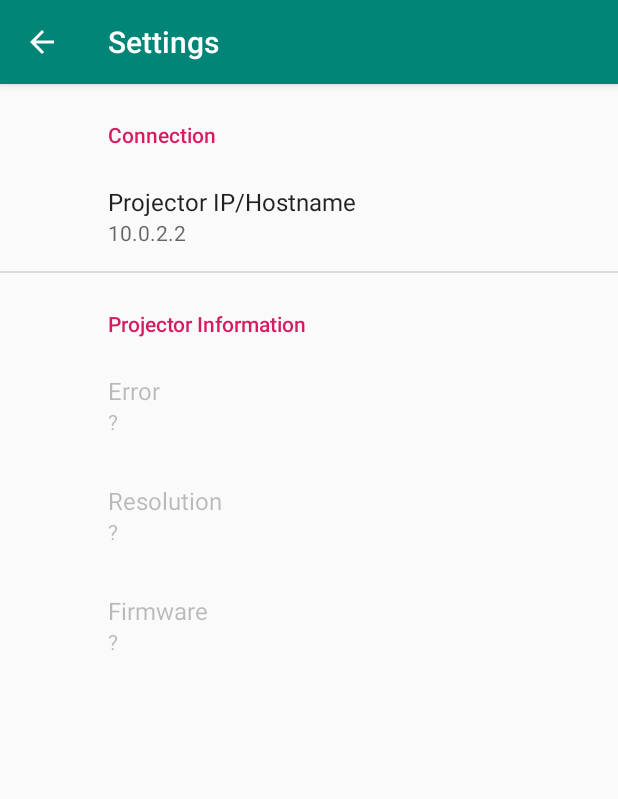
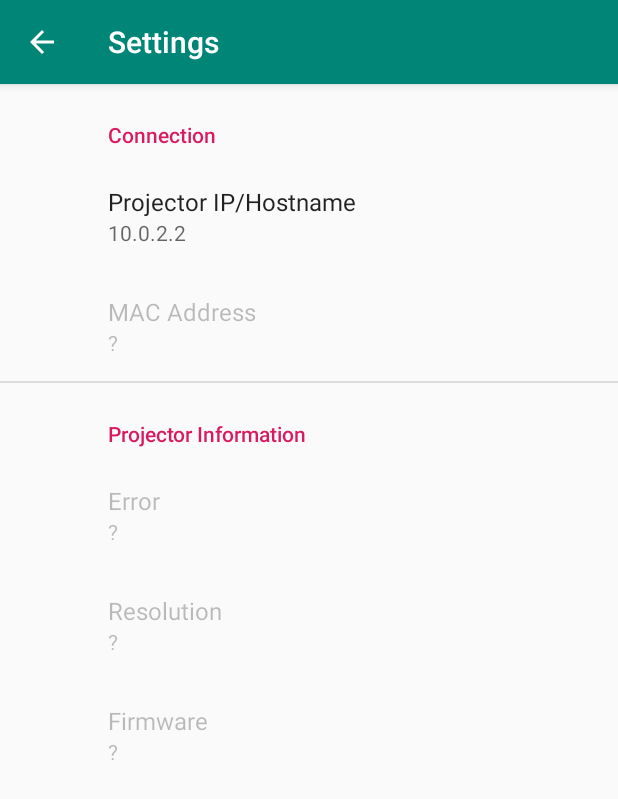
Before and after one commit to WcRnm/projector-app, an Android app: the screen it shows after launch (SettingsActivity), in the options menu, after a tap on "Settings", on a phone screen of 412 x 824 dp. Shown: the top 799 px of the screen. Run offline under Robolectric (Android 15) with nearby library versions, the phone set to English and light mode, and no system bars; our stand-ins replace androidx.preference; network calls fail.

Commit message:
more settings

```diff
--- a/clients/android/app/src/main/java/com/wcRnm/projectorController/ProjectorProperties.kt
+++ b/clients/android/app/src/main/java/com/wcRnm/projectorController/ProjectorProperties.kt
@@ -24,7 +24,7 @@ enum class StringProp(val id: Int, val key: String) {
     NETWORK_NETMASK     (4785, ""), // "255.255.252.0"
     ID_4786             (4786, ""), // "10.4.0.1"
     ID_4787             (4787, ""), // "10.4.0.1"
-    NETWORK_MAC_ADDRESS (4788, ""), // 00:e0:47:26:2a:7a
+    NETWORK_MAC_ADDRESS (4788, "pref_conn_mac"), // 00:e0:47:26:2a:7a
     ID_4789             (4789, ""), // "10.0.167.101"
     ID_4790             (4790, ""), // "5"
     NETWORK_PORT        (4791, ""), // "41797"
@@ -67,15 +67,15 @@ enum class BoolProp(val id: Int) {
 }
 
 enum class IntProp(val id: Int) {
-    ID_257(257),
+    ID_257(257),    // 30
 
-    ID_5000(5000),
-    ID_5001(5001),
-    ID_5002(5002),
-    ID_5003(5003),
+    ID_5000(5000),  // 0
+    ID_5001(5001),  // 32494
+    ID_5002(5002),  // 32494
+    ID_5003(5003),  // -258
 
-    ID_5011(5011),
-    ID_5012(5012),
+    ID_5011(5011),  // 32509
+    ID_5012(5012),  // 63
 }
 
 class ProjectorProperties(val prefs: SharedPreferences) {
@@ -118,6 +118,7 @@ class ProjectorProperties(val prefs: SharedPreferences) {
             StringProp.ERROR.id      -> setProperty(StringProp.ERROR, s)
             StringProp.SW_VERSION.id -> setProperty(StringProp.SW_VERSION, s)
             StringProp.RESOLUTION.id -> setProperty(StringProp.RESOLUTION, s)
+            StringProp.NETWORK_MAC_ADDRESS.id -> setProperty(StringProp.NETWORK_MAC_ADDRESS, s)
         }
     }
 
--- a/clients/android/app/src/main/java/com/wcRnm/projectorController/SettingsActivity.kt
+++ b/clients/android/app/src/main/java/com/wcRnm/projectorController/SettingsActivity.kt
@@ -30,6 +30,8 @@ class SettingsActivity : AppCompatActivity() {
             findPreference<Preference>(StringProp.SW_VERSION.key)?.summary = prefs.getString(StringProp.SW_VERSION.key, "?")
             findPreference<Preference>(StringProp.RESOLUTION.key)?.summary = prefs.getString(StringProp.RESOLUTION.key, "?")
 
+            findPreference<Preference>(StringProp.NETWORK_MAC_ADDRESS.key)?.summary = prefs.getString(StringProp.NETWORK_MAC_ADDRESS.key, "?")
+
         }
     }
 
--- a/clients/android/app/src/main/res/values/strings.xml
+++ b/clients/android/app/src/main/res/values/strings.xml
@@ -39,5 +39,5 @@
     <string name="pref_version">Firmware</string>
     <string name="pref_error">Error</string>
     <string name="pref_resolution">Resolution</string>
-
+    <string name="pref_conn_mac">MAC Address</string>
 </resources>
--- a/clients/android/app/src/main/res/xml/root_preferences.xml
+++ b/clients/android/app/src/main/res/xml/root_preferences.xml
@@ -23,6 +23,13 @@
             app:title="@string/pref_conn_host"
             app:defaultValue="@string/pref_conn_host_default"
             app:useSimpleSummaryProvider="true" />
+        <EditTextPreference
+            app:key="pref_conn_mac"
+            app:title="@string/pref_conn_mac"
+            app:enabled="false"
+            app:selectable="false"
+            app:persistent="false"
+            app:shouldDisableView="false" />
 
 
     </PreferenceCategory>
@@ -34,24 +41,21 @@
             app:enabled="false"
             app:selectable="false"
             app:persistent="false"
-            app:shouldDisableView="false"
-            />
+            app:shouldDisableView="false" />
         <EditTextPreference
             app:key="pref_resolution"
             app:title="@string/pref_resolution"
             app:enabled="false"
             app:selectable="false"
             app:persistent="false"
-            app:shouldDisableView="false"
-            />
+            app:shouldDisableView="false" />
         <EditTextPreference
             app:key="pref_version"
             app:title="@string/pref_version"
             app:enabled="false"
             app:selectable="false"
             app:persistent="false"
-            app:shouldDisableView="false"
-            />
+            app:shouldDisableView="false" />
     </PreferenceCategory>
 
 </PreferenceScreen>
```
